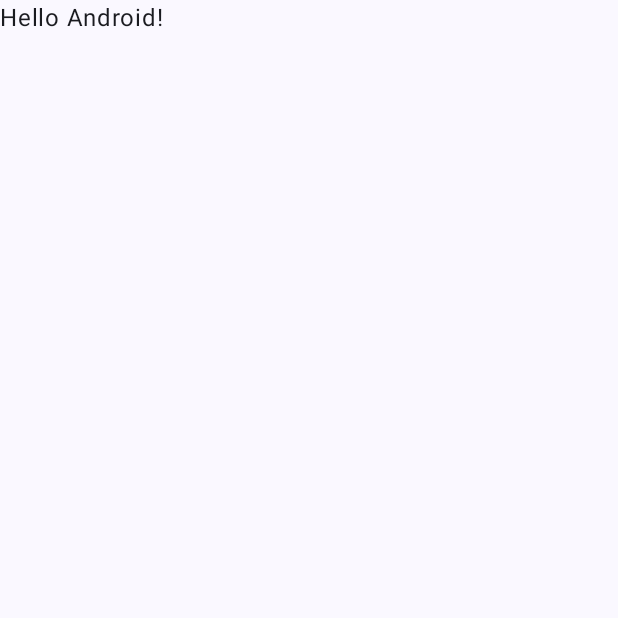
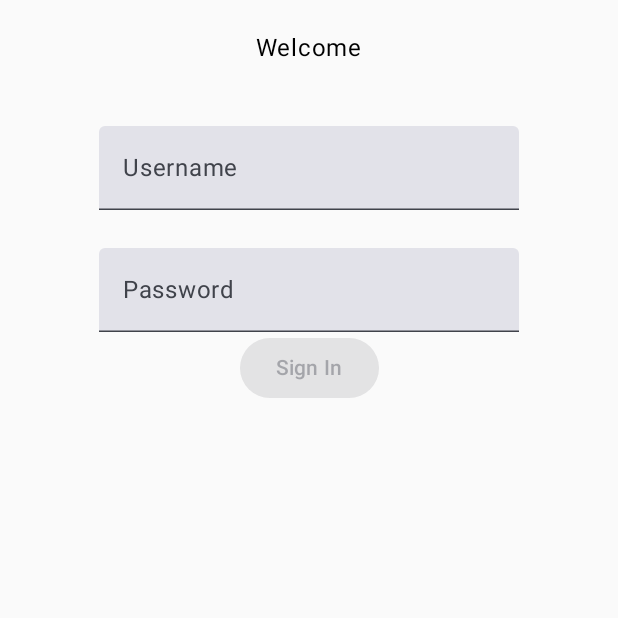
Before and after one commit to ckrb72/Handheld-Project-1, an Android app built with Jetpack Compose: the screen it shows after launch (MainActivity), on a phone screen of 412 x 824 dp, the top half of it. Before the commit the part shown is almost empty. Run offline under Robolectric (Android 15) with nearby library versions, the phone set to English and light mode, and no system bars.

Commit message:
login activity working

```diff
--- a/app/src/main/AndroidManifest.xml
+++ b/app/src/main/AndroidManifest.xml
@@ -12,6 +12,11 @@
         android:supportsRtl="true"
         android:theme="@style/Theme.Project1">
         <activity
+            android:name=".MainSearchActivity"
+            android:exported="false"
+            android:label="@string/title_activity_main_search"
+            android:theme="@style/Theme.Project1" />
+        <activity
             android:name=".MainActivity"
             android:exported="true"
             android:label="@string/app_name"
--- a/app/src/main/java/com/example/project1/MainActivity.kt
+++ b/app/src/main/java/com/example/project1/MainActivity.kt
@@ -1,16 +1,32 @@
 package com.example.project1
 
+import android.R
+import android.content.Intent
 import android.os.Bundle
 import androidx.activity.ComponentActivity
 import androidx.activity.compose.setContent
 import androidx.activity.enableEdgeToEdge
+import androidx.compose.foundation.layout.Column
+import androidx.compose.foundation.layout.Spacer
 import androidx.compose.foundation.layout.fillMaxSize
+import androidx.compose.foundation.layout.height
 import androidx.compose.foundation.layout.padding
+import androidx.compose.foundation.layout.size
+import androidx.compose.material3.Button
 import androidx.compose.material3.Scaffold
 import androidx.compose.material3.Text
+import androidx.compose.material3.TextField
 import androidx.compose.runtime.Composable
+import androidx.compose.runtime.getValue
+import androidx.compose.runtime.mutableStateOf
+import androidx.compose.runtime.remember
+import androidx.compose.runtime.setValue
+import androidx.compose.ui.Alignment
 import androidx.compose.ui.Modifier
+import androidx.compose.ui.platform.LocalContext
+import androidx.compose.ui.text.input.PasswordVisualTransformation
 import androidx.compose.ui.tooling.preview.Preview
+import androidx.compose.ui.unit.dp
 import com.example.project1.ui.theme.Project1Theme
 
 class MainActivity : ComponentActivity() {
@@ -19,29 +35,69 @@ class MainActivity : ComponentActivity() {
         enableEdgeToEdge()
         setContent {
             Project1Theme {
-                Scaffold(modifier = Modifier.fillMaxSize()) { innerPadding ->
-                    Greeting(
-                        name = "Android",
-                        modifier = Modifier.padding(innerPadding)
-                    )
-                }
+                LoginScreen(
+                    modifier = Modifier.fillMaxSize()
+                )
             }
         }
     }
 }
 
 @Composable
-fun Greeting(name: String, modifier: Modifier = Modifier) {
-    Text(
-        text = "Hello $name!",
-        modifier = modifier
-    )
+fun LoginScreen(modifier: Modifier = Modifier) {
+    var username by remember { mutableStateOf("") }
+    var password by remember { mutableStateOf("") }
+    val context = LocalContext.current
+
+    Column(
+        modifier = modifier,
+        horizontalAlignment = Alignment.CenterHorizontally
+    ) {
+
+        Text(
+            text = "Welcome",
+            modifier = Modifier.padding(0.dp, 20.dp, 0.dp, 40.dp)
+        )
+
+        TextField(
+            value = username,
+            onValueChange = {newValue -> username = newValue},
+            singleLine = true,
+            label = { Text("Username") }
+        )
+
+        Spacer(
+            Modifier.height(25.dp)
+        )
+
+        TextField(
+            value = password,
+            onValueChange = {newValue -> password = newValue},
+            visualTransformation = PasswordVisualTransformation(),
+            singleLine = true,
+            label = { Text("Password") }
+        )
+
+        Button(
+            enabled = checkCredentials(username, password),
+            onClick = {
+                val intent = Intent(context, MainSearchActivity::class.java)
+                context.startActivity(intent)
+            }
+        ) { Text("Sign In") }
+    }
 }
+
+fun checkCredentials(username: String, password: String): Boolean {
+    return password.filter{ !it.isWhitespace() }.length >= 8
+            && username.filter{ !it.isWhitespace() }.length >= 5
+}
+
 
 @Preview(showBackground = true)
 @Composable
-fun GreetingPreview() {
+fun Preview() {
     Project1Theme {
-        Greeting("Android")
+        LoginScreen(modifier = Modifier.fillMaxSize())
     }
 }
--- a/app/src/main/res/values/strings.xml
+++ b/app/src/main/res/values/strings.xml
@@ -1,3 +1,4 @@
 <resources>
     <string name="app_name">Project1</string>
+    <string name="title_activity_main_search">MainSearchActivity</string>
 </resources>
```
Also changed, not shown: app/src/main/java/com/example/project1/MainSearchActivity.kt (added, +42 -0 lines).
